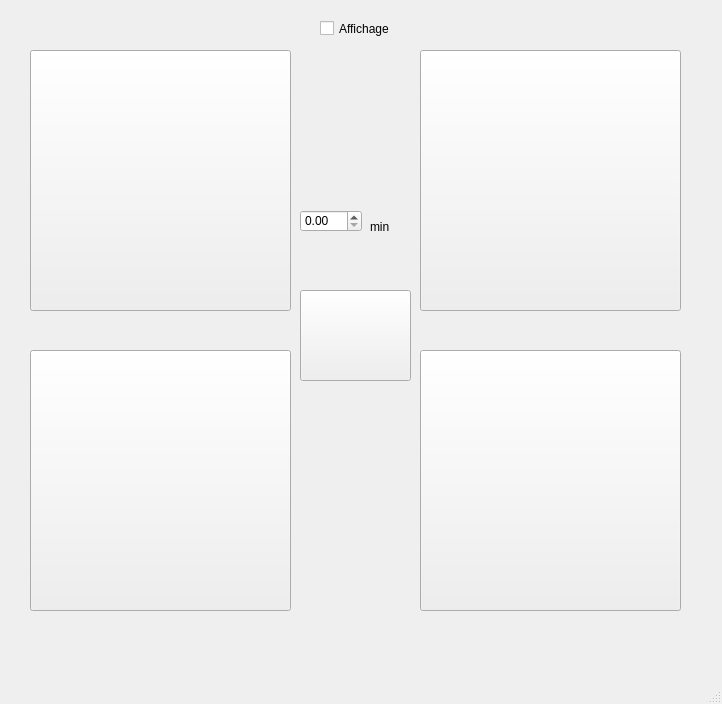
Old version of the form gui/Fly_Arena_GUIs/optogenetic/optogenetic_window.ui in the repository NollmannLab/qudi-HiM.
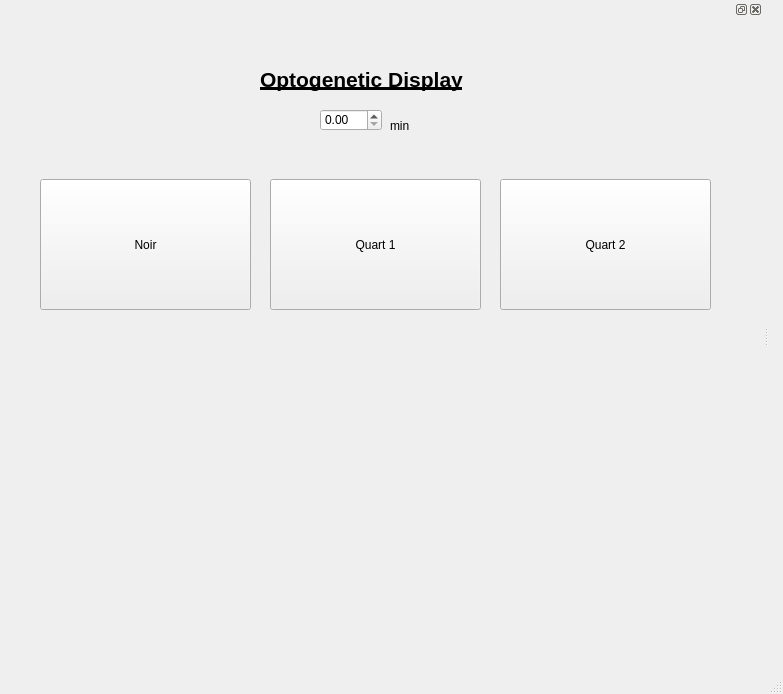
New version of the form.

The edit to the form file:
```diff
--- a/gui/Fly_Arena_GUIs/optogenetic/optogenetic_window.ui
+++ b/gui/Fly_Arena_GUIs/optogenetic/optogenetic_window.ui
@@ -6,115 +6,27 @@
    <rect>
     <x>0</x>
     <y>0</y>
-    <width>722</width>
-    <height>704</height>
+    <width>783</width>
+    <height>694</height>
    </rect>
   </property>
   <property name="windowTitle">
    <string>MainWindow</string>
   </property>
   <widget class="QWidget" name="centralwidget">
-   <widget class="QPushButton" name="pushButton_1">
+   <widget class="QLabel" name="retour">
     <property name="geometry">
      <rect>
-      <x>30</x>
-      <y>50</y>
-      <width>261</width>
-      <height>261</height>
+      <x>220</x>
+      <y>410</y>
+      <width>271</width>
+      <height>231</height>
      </rect>
     </property>
     <property name="text">
      <string/>
     </property>
    </widget>
-   <widget class="QPushButton" name="pushButton_2">
-    <property name="geometry">
-     <rect>
-      <x>420</x>
-      <y>50</y>
-      <width>261</width>
-      <height>261</height>
-     </rect>
-    </property>
-    <property name="text">
-     <string/>
-    </property>
-   </widget>
-   <widget class="QPushButton" name="pushButton_3">
-    <property name="geometry">
-     <rect>
-      <x>30</x>
-      <y>350</y>
-      <width>261</width>
-      <height>261</height>
-     </rect>
-    </property>
-    <property name="text">
-     <string/>
-    </property>
-   </widget>
-   <widget class="QPushButton" name="pushButton_4">
-    <property name="geometry">
-     <rect>
-      <x>420</x>
-      <y>350</y>
-      <width>261</width>
-      <height>261</height>
-     </rect>
-    </property>
-    <property name="text">
-     <string/>
-    </property>
-   </widget>
-   <widget class="QPushButton" name="pushButton_5">
-    <property name="geometry">
-     <rect>
-      <x>300</x>
-      <y>290</y>
-      <width>111</width>
-      <height>91</height>
-     </rect>
-    </property>
-    <property name="text">
-     <string/>
-    </property>
-   </widget>
-   <widget class="QDoubleSpinBox" name="doubleSpinBox">
-    <property name="geometry">
-     <rect>
-      <x>300</x>
-      <y>210</y>
-      <width>62</width>
-      <height>22</height>
-     </rect>
-    </property>
-   </widget>
-   <widget class="QLabel" name="label">
-    <property name="geometry">
-     <rect>
-      <x>370</x>
-      <y>220</y>
-      <width>47</width>
-      <height>13</height>
-     </rect>
-    </property>
-    <property name="text">
-     <string>min</string>
-    </property>
-   </widget>
-   <widget class="QCheckBox" name="checkBox">
-    <property name="geometry">
-     <rect>
-      <x>320</x>
-      <y>20</y>
-      <width>70</width>
-      <height>17</height>
-     </rect>
-    </property>
-    <property name="text">
-     <string>Affichage </string>
-    </property>
-   </widget>
   </widget>
   <widget class="QMenuBar" name="menubar">
    <property name="geometry">
@@ -127,6 +39,107 @@
    </property>
   </widget>
   <widget class="QStatusBar" name="statusbar"/>
+  <widget class="QDockWidget" name="dockWidget">
+   <property name="minimumSize">
+    <size>
+     <width>763</width>
+     <height>331</height>
+    </size>
+   </property>
+   <attribute name="dockWidgetArea">
+    <number>1</number>
+   </attribute>
+   <widget class="QWidget" name="dockWidgetContents_2">
+    <widget class="QLabel" name="label_2">
+     <property name="geometry">
+      <rect>
+       <x>260</x>
+       <y>20</y>
+       <width>281</width>
+       <height>81</height>
+      </rect>
+     </property>
+     <property name="text">
+      <string>&lt;html&gt;&lt;head/&gt;&lt;body&gt;&lt;p&gt;&lt;span style=&quot; font-size:16pt; font-weight:600; text-decoration: underline;&quot;&gt;Optogenetic Display&lt;/span&gt;&lt;/p&gt;&lt;/body&gt;&lt;/html&gt;</string>
+     </property>
+    </widget>
+    <widget class="QToolButton" name="quart1">
+     <property name="geometry">
+      <rect>
+       <x>270</x>
+       <y>160</y>
+       <width>211</width>
+       <height>131</height>
+      </rect>
+     </property>
+     <property name="text">
+      <string>Quart 1</string>
+     </property>
+    </widget>
+    <widget class="QToolButton" name="quart2">
+     <property name="geometry">
+      <rect>
+       <x>500</x>
+       <y>160</y>
+       <width>211</width>
+       <height>131</height>
+      </rect>
+     </property>
+     <property name="text">
+      <string>Quart 2</string>
+     </property>
+    </widget>
+    <widget class="QLabel" name="label">
+     <property name="geometry">
+      <rect>
+       <x>390</x>
+       <y>100</y>
+       <width>47</width>
+       <height>13</height>
+      </rect>
+     </property>
+     <property name="text">
+      <string>min</string>
+     </property>
+    </widget>
+    <widget class="QDoubleSpinBox" name="doubleSpinBox">
+     <property name="geometry">
+      <rect>
+       <x>320</x>
+       <y>90</y>
+       <width>62</width>
+       <height>22</height>
+      </rect>
+     </property>
+    </widget>
+    <widget class="QToolButton" name="noir">
+     <property name="geometry">
+      <rect>
+       <x>40</x>
+       <y>160</y>
+       <width>211</width>
+       <height>131</height>
+      </rect>
+     </property>
+     <property name="text">
+      <string>Noir</string>
+     </property>
+    </widget>
+    <widget class="QLabel" name="retour_2">
+     <property name="geometry">
+      <rect>
+       <x>200</x>
+       <y>340</y>
+       <width>371</width>
+       <height>271</height>
+      </rect>
+     </property>
+     <property name="text">
+      <string/>
+     </property>
+    </widget>
+   </widget>
+  </widget>
  </widget>
  <resources/>
  <connections/>
```
Left out of the diff: 2 changed lines with no effect on the pictures.
